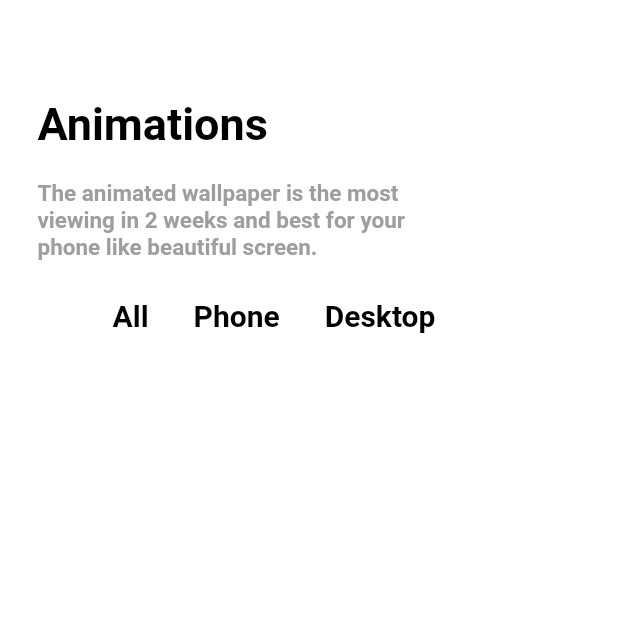
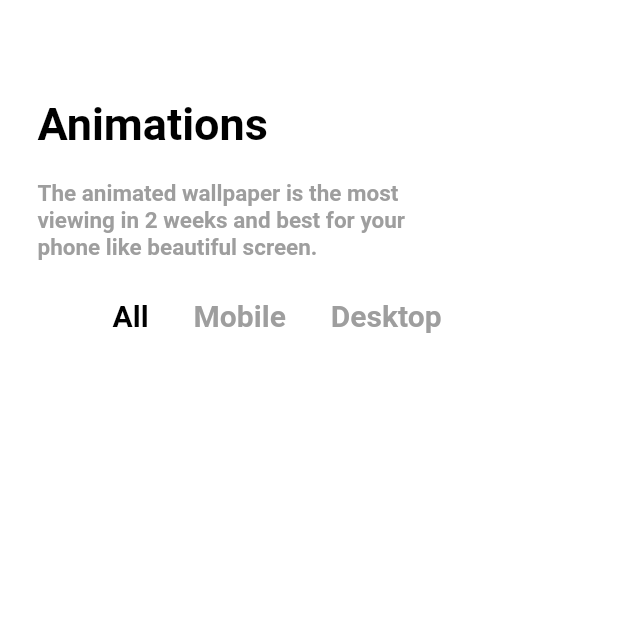
Before and after one commit to SwarnimKhire/wallpaper, a Flutter app: the screen it shows after launch, after a tap on "All", on a phone screen of 412 x 824 dp, the top half of it. Run offline on Flutter 3.47's test engine with Material 2 defaults, Android fonts, the phone set to English and light mode, and no system bars.

Commit message:
color change

```diff
--- a/lib/categoryscreens/animation.dart
+++ b/lib/categoryscreens/animation.dart
@@ -1,3 +1,5 @@
+// ignore_for_file: prefer_const_constructors, sort_child_properties_last
+
 import 'package:flutter/material.dart';
 
 class AnimationScreen extends StatefulWidget {
@@ -8,9 +10,8 @@ class AnimationScreen extends StatefulWidget {
 }
 
 class _AnimationScreenState extends State<AnimationScreen> {
-  Color? color1;
-  bool selected = true;
-
+  // int selectedIndex = 0;
+  Key? selectedButton;
   @override
   Widget build(BuildContext context) {
     return Scaffold(
@@ -46,48 +47,74 @@ class _AnimationScreenState extends State<AnimationScreen> {
             ),
             Padding(
               padding: const EdgeInsets.symmetric(horizontal: 50.0),
-              child: Row(
-                children: [
-                  wallpapertype(typename: "All", color1: Colors.black),
-                  const SizedBox(
-                    width: 30.0,
+              child: Row(children: [
+                InkWell(
+                  // ignore: sort_child_properties_last
+
+                  // ignore: prefer_const_constructors
+                  key: Key('All'),
+                  onTap: () {
+                    setState(() {
+                      selectedButton = Key('All');
+                    });
+                  },
+                  child: Text(
+                    'All',
+                    style: TextStyle(
+                      fontWeight: FontWeight.bold,
+                      fontSize: 20.0,
+                      color: selectedButton == Key('All')
+                          ? Colors.black
+                          : Colors.grey,
+                    ),
                   ),
-                  wallpapertype(typename: "Phone", color1: Colors.grey),
-                  const SizedBox(
-                    width: 30.0,
+                ),
+                SizedBox(
+                  width: 30.0,
+                ),
+                InkWell(
+                    key: Key('Mobile'),
+                    onTap: () {
+                      setState(() {
+                        selectedButton = Key('Mobile');
+                      });
+                    },
+                    child: Text(
+                      'Mobile',
+                      style: TextStyle(
+                        fontWeight: FontWeight.bold,
+                        fontSize: 20.0,
+                        color: selectedButton == Key('Mobile')
+                            ? Colors.black
+                            : Colors.grey,
+                      ),
+                    )),
+                SizedBox(
+                  width: 30.0,
+                ),
+                InkWell(
+                  key: Key('Desktop'),
+                  onTap: () {
+                    setState(() {
+                      selectedButton = Key('Desktop');
+                    });
+                  },
+                  child: Text(
+                    'Desktop',
+                    style: TextStyle(
+                      fontWeight: FontWeight.bold,
+                      fontSize: 20.0,
+                      color: selectedButton == Key('Desktop')
+                          ? Colors.black
+                          : Colors.grey,
+                    ),
                   ),
-                  wallpapertype(typename: "Desktop", color1: Colors.grey),
-                  const SizedBox(
-                    width: 20.0,
-                  ),
-                ],
-              ),
+                ),
+              ]),
             ),
           ],
         ),
       ),
     );
   }
-
-  wallpapertype({
-    required String typename,
-    required Color color1,
-  }) {
-    return InkWell(
-      splashColor: Colors.red,
-      onTap: () {
-        setState(() {
-          selected = !selected;
-          print("working");
-        });
-      },
-      child: Text(
-        typename,
-        style: TextStyle(
-            color: selected ? Colors.grey : Colors.black,
-            fontWeight: FontWeight.bold,
-            fontSize: 20.0),
-      ),
-    );
-  }
 }
```
